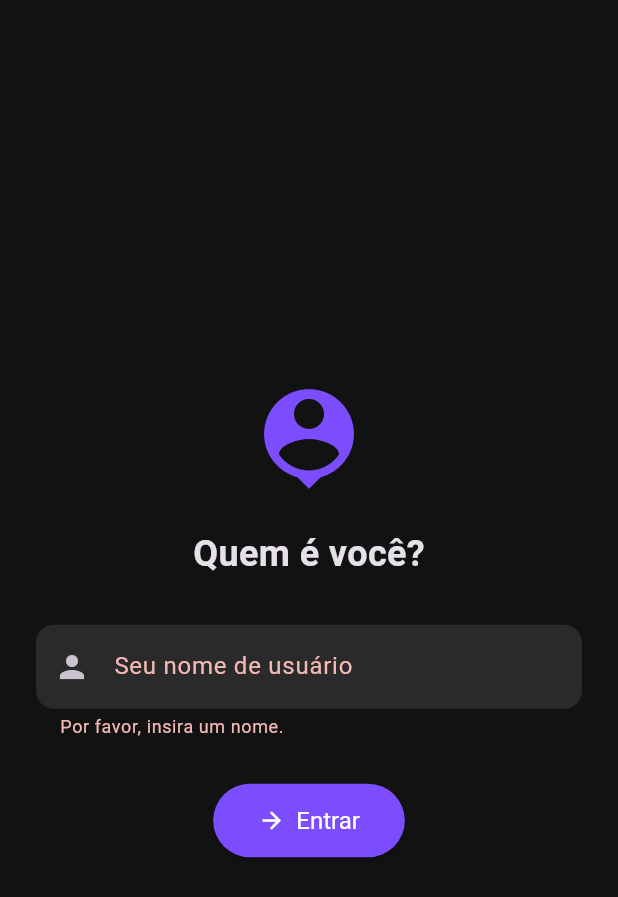
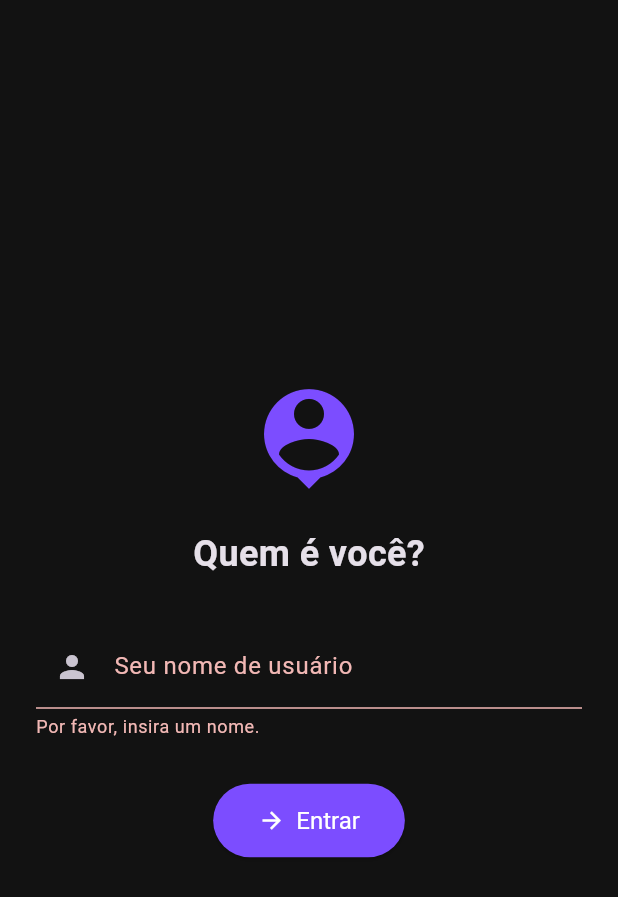
Before and after one commit to Breno2840/Mkwn29582, a Flutter app: the screen it shows after launch, after a tap on "Entrar", on a phone screen of 412 x 824 dp. Shown: the top 897 px of the screen. Run offline on Flutter 3.47's test engine with Material 3 defaults, Android fonts, the phone set to English and light mode, and no system bars; our stand-ins replace shared_preferences, sqflite; missing offline and left inert: encrypt; accounts and stored records are empty; network calls fail.

Commit message:
Atualizar o main.dart

```diff
--- a/lib/main.dart
+++ b/lib/main.dart
@@ -1,13 +1,19 @@
 // lib/main.dart
 
 import 'package:flutter/material.dart';
-import 'package:app/presentation/screens/splash_screen.dart'; // Import da nova estrutura
+import 'package:provider/provider.dart';
+import 'package:app/core/services/theme_provider.dart';
+import 'package:app/presentation/screens/splash_screen.dart';
 
 void main() {
-  // Garante que os bindings do Flutter sejam inicializados antes de qualquer coisa.
-  // Essencial para o sqflite e shared_preferences funcionarem corretamente.
   WidgetsFlutterBinding.ensureInitialized();
-  runApp(const ChatApp());
+  runApp(
+    // Envolvemos o app com o ChangeNotifierProvider
+    ChangeNotifierProvider(
+      create: (_) => ThemeProvider(AppThemes.darkTheme), // Tema inicial
+      child: const ChatApp(),
+    ),
+  );
 }
 
 class ChatApp extends StatelessWidget {
@@ -15,28 +21,16 @@ class ChatApp extends StatelessWidget {
 
   @override
   Widget build(BuildContext context) {
-    return MaterialApp(
-      title: 'Chat Criptografado',
-      theme: ThemeData(
-        primarySwatch: Colors.deepPurple,
-        brightness: Brightness.dark,
-        scaffoldBackgroundColor: const Color(0xFF121212),
-        appBarTheme: const AppBarTheme(
-          backgroundColor: Color(0xFF1F1F1F),
-          elevation: 0,
-        ),
-        cardColor: const Color(0xFF1E1E1E),
-        inputDecorationTheme: InputDecorationTheme(
-          filled: true,
-          fillColor: const Color(0xFF2A2A2A),
-          border: OutlineInputBorder(
-            borderRadius: BorderRadius.circular(12),
-            borderSide: BorderSide.none,
-          ),
-        ),
-      ),
-      home: const SplashScreen(),
-      debugShowCheckedModeBanner: false,
+    // O Consumer ouve as mudanças no ThemeProvider
+    return Consumer<ThemeProvider>(
+      builder: (context, themeProvider, child) {
+        return MaterialApp(
+          title: 'Chat Criptografado',
+          theme: themeProvider.getTheme, // Usa o tema do provider
+          home: const SplashScreen(),
+          debugShowCheckedModeBanner: false,
+        );
+      },
     );
   }
 }
```
